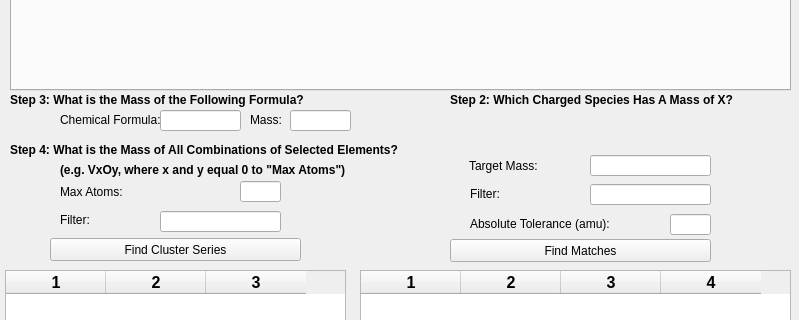
Above: clusterid.ui from BrendanSweeny/clusterid before the change; both pictures show x 0 to 799 and y 260 to 580 of the 799 by 904 pixel window. Below: the same form after it.
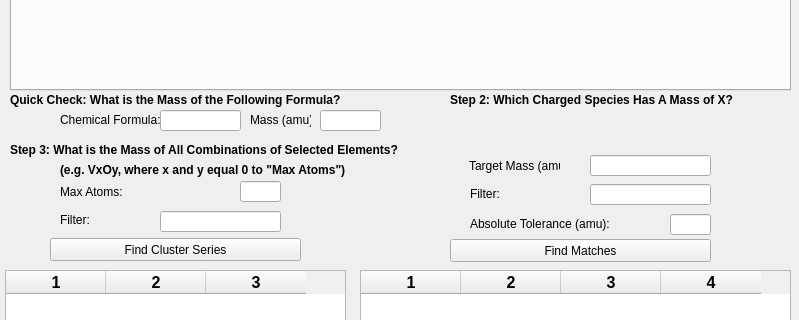
That is the form after the change.

```diff
--- a/clusterid.ui
+++ b/clusterid.ui
@@ -63,7 +63,7 @@
      </rect>
     </property>
     <property name="text">
-     <string>Target Mass:</string>
+     <string>Target Mass (amu):</string>
     </property>
    </widget>
    <widget class="QLineEdit" name="filterClusterSeries">
@@ -124,7 +124,7 @@
      <rect>
       <x>60</x>
       <y>470</y>
-      <width>41</width>
+      <width>91</width>
       <height>20</height>
      </rect>
     </property>
@@ -270,7 +270,7 @@
      </font>
     </property>
     <property name="text">
-     <string>Step 4: What is the Mass of All Combinations of Selected Elements?</string>
+     <string>Step 3: What is the Mass of All Combinations of Selected Elements?</string>
     </property>
    </widget>
    <widget class="QLabel" name="label_8">
@@ -278,7 +278,7 @@
      <rect>
       <x>10</x>
       <y>350</y>
-      <width>341</width>
+      <width>361</width>
       <height>20</height>
      </rect>
     </property>
@@ -290,7 +290,7 @@
      </font>
     </property>
     <property name="text">
-     <string>Step 3: What is the Mass of the Following Formula?</string>
+     <string>Quick Check: What is the Mass of the Following Formula?</string>
     </property>
    </widget>
    <widget class="QLabel" name="label_9">
@@ -298,7 +298,7 @@
      <rect>
       <x>60</x>
       <y>420</y>
-      <width>511</width>
+      <width>371</width>
       <height>20</height>
      </rect>
     </property>
@@ -339,7 +339,7 @@
    <widget class="QLineEdit" name="formulaMassLineEdit">
     <property name="geometry">
      <rect>
-      <x>290</x>
+      <x>320</x>
       <y>370</y>
       <width>61</width>
       <height>21</height>
@@ -354,12 +354,12 @@
      <rect>
       <x>250</x>
       <y>370</y>
-      <width>41</width>
+      <width>61</width>
       <height>20</height>
      </rect>
     </property>
     <property name="text">
-     <string>Mass:</string>
+     <string>Mass (amu):</string>
     </property>
    </widget>
   </widget>
```
